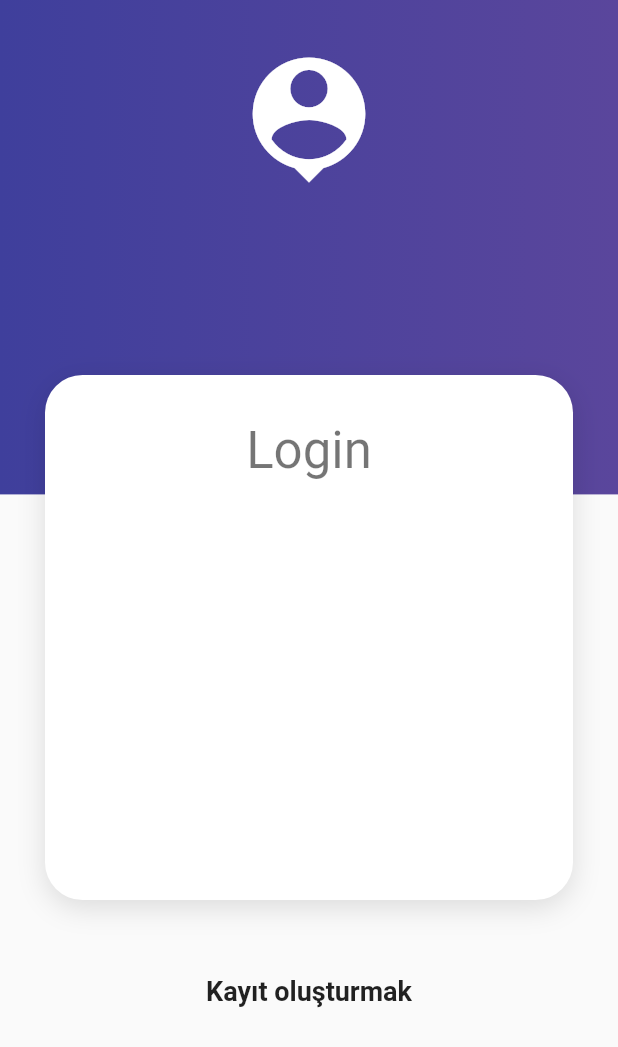
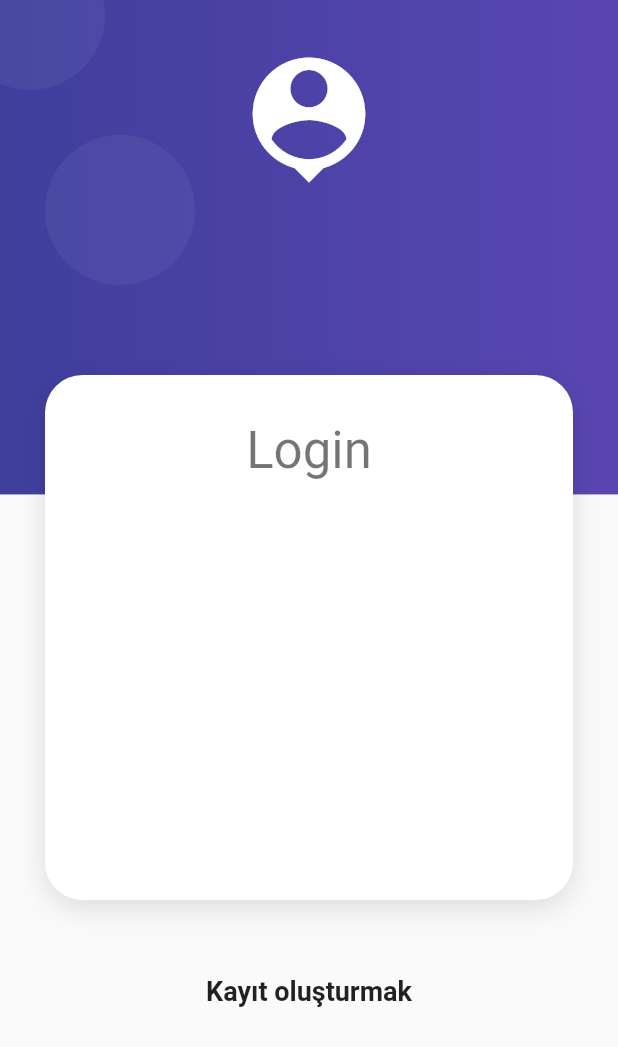
Before and after one commit to muratkcrm/fastmkcrm, a Flutter app: the screen it shows after launch, on a phone screen of 412 x 824 dp. Shown: the top 1047 px of the screen. Run offline on Flutter 3.47's test engine with Material 2 defaults, Android fonts, the phone set to English and light mode, and no system bars.

Commit message:
fastmkcrm5

```diff
--- a/lib/screens/login_screen.dart
+++ b/lib/screens/login_screen.dart
@@ -12,26 +12,8 @@ class LoginScreen extends StatelessWidget {
         height: double.infinity,
         child: Stack(
           children: [
-            Container(
-              decoration: const BoxDecoration(
-                  gradient: LinearGradient(colors: [
-                Color.fromRGBO(63, 63, 156, 1),
-                Color.fromRGBO(90, 70, 156, 1),
-              ])),
-              width: double.infinity,
-              height: size.height * 0.4,
-            ),
-            SafeArea(
-              child: Container(
-                margin: const EdgeInsets.only(top: 30),
-                width: double.infinity,
-                child: const Icon(
-                  Icons.person_pin,
-                  color: Colors.white,
-                  size: 100,
-                ),
-              ),
-            ),
+            cajapurpura(size),
+            iconpersonal(),
             Column(
               children: [
                 const SizedBox(height: 250),
@@ -71,4 +53,58 @@ class LoginScreen extends StatelessWidget {
       ),
     );
   }
+
+  Container cajapurpura(Size size) {
+    return Container(
+      decoration: const BoxDecoration(
+          gradient: LinearGradient(colors: [
+        Color.fromRGBO(63, 63, 156, 1),
+        Color.fromRGBO(90, 70, 178, 1),
+      ])),
+      width: double.infinity,
+      height: size.height * 0.4,
+      child: Stack(
+        children: [
+          Positioned(
+            top: 90,
+            left: 30,
+            child: Container(
+              width: 100,
+              height: 100,
+              decoration: BoxDecoration(
+                borderRadius: BorderRadius.circular(100),
+                color: const Color.fromRGBO(255, 255, 255, 0.05),
+              ),
+            ),
+          ),
+          Positioned(
+            top: -40,
+            left: -30,
+            child: Container(
+              width: 100,
+              height: 100,
+              decoration: BoxDecoration(
+                borderRadius: BorderRadius.circular(100),
+                color: const Color.fromRGBO(255, 255, 255, 0.05),
+              ),
+            ),
+          ),
+        ],
+      ),
+    );
+  }
+
+  SafeArea iconpersonal() {
+    return SafeArea(
+      child: Container(
+        margin: const EdgeInsets.only(top: 30),
+        width: double.infinity,
+        child: const Icon(
+          Icons.person_pin,
+          color: Colors.white,
+          size: 100,
+        ),
+      ),
+    );
+  }
 }
```
